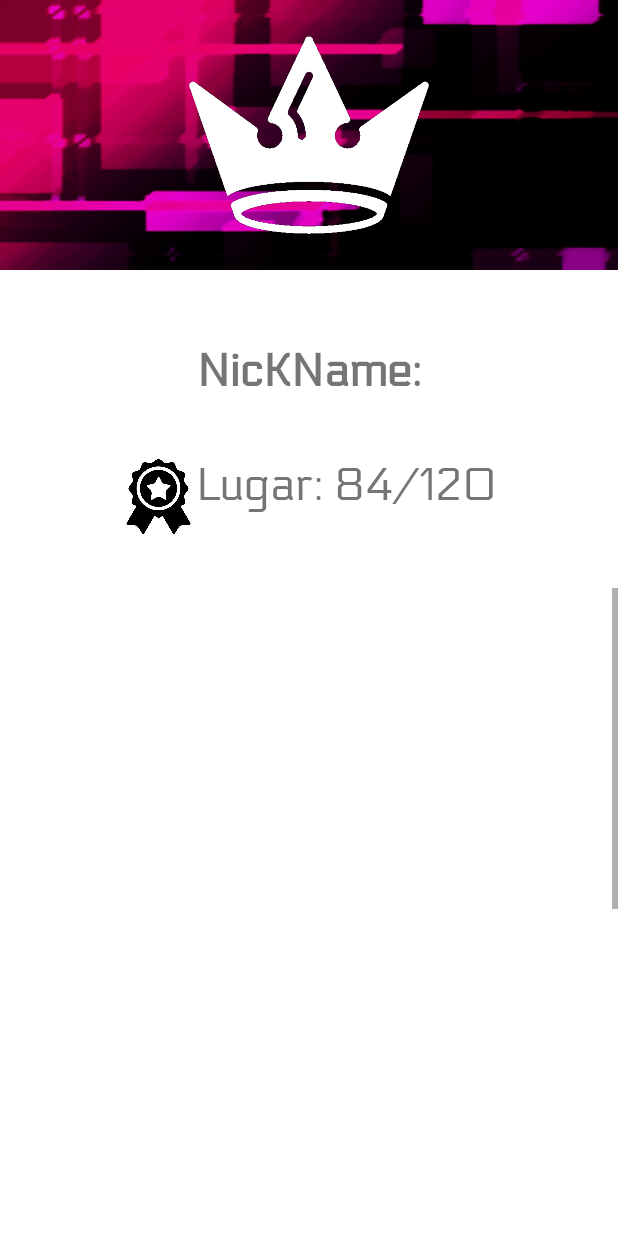
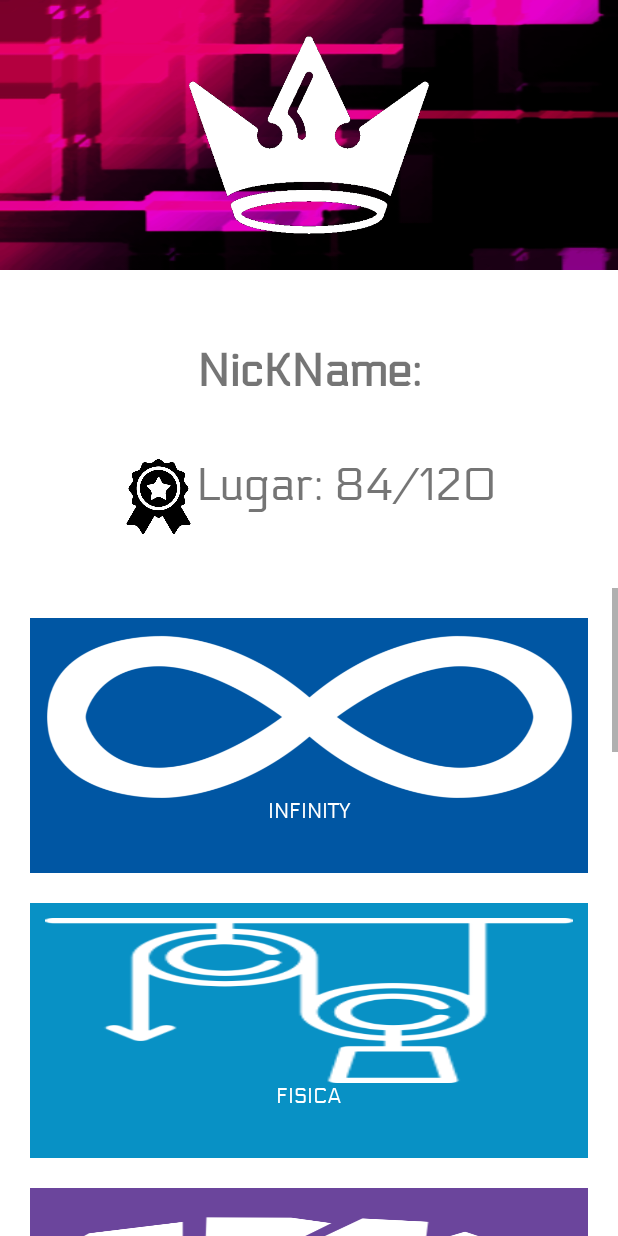
Before and after one commit to FYG2409/KeepPracticing, an Android app: the fragment PreguntasPorMateriaFragment placed in its activity, on a phone screen of 412 x 824 dp. Run offline under Robolectric (Android 15) with nearby library versions, the phone set to English and light mode, and no system bars; our stand-ins replace Firebase (no records; nobody signed in at launch, a user with empty details on screens opened directly); libraries missing offline, so code that uses them is left out: com.github.mikephil.charting; plain views replace BarChart; 2 statements that could not run were skipped.

Commit message:
PreguntasPorMateria

```diff
--- a/app/build.gradle
+++ b/app/build.gradle
@@ -17,6 +17,9 @@ android {
         }
     }
     productFlavors {
+    }
+    packagingOptions {
+        exclude 'META-INF/proguard/androidx-annotations.pro'
     }
 }
 
--- a/app/src/main/res/layout/fragment_preguntas_por_materia.xml
+++ b/app/src/main/res/layout/fragment_preguntas_por_materia.xml
@@ -10,13 +10,11 @@
         android:layout_width="match_parent"
         android:layout_height="match_parent">
 
-        <GridLayout
+        <LinearLayout
             android:layout_margin="10dp"
             android:layout_width="match_parent"
             android:layout_height="wrap_content"
-            android:orientation="horizontal"
-            android:columnCount="2"
-            android:rowCount="11"
+            android:orientation="vertical"
             android:background="@color/blanco"
             >
 
@@ -215,7 +213,7 @@
                     style="@style/tarjetasTextView" />
             </LinearLayout>
 
-        </GridLayout>
+        </LinearLayout>
 
     </ScrollView>
 
--- a/app/src/main/res/values/styles.xml
+++ b/app/src/main/res/values/styles.xml
@@ -49,7 +49,8 @@
     </style>
 
     <style name="tarjetasLayout">
-        <item name="android:layout_width">0dp</item>
+        <item name="android:layout_width">match_parent</item>
+        <item name="android:layout_height">wrap_content</item>
         <item name="android:orientation">vertical</item>
         <item name="android:padding">10dp</item>
         <item name="android:layout_margin">10dp</item>
```
